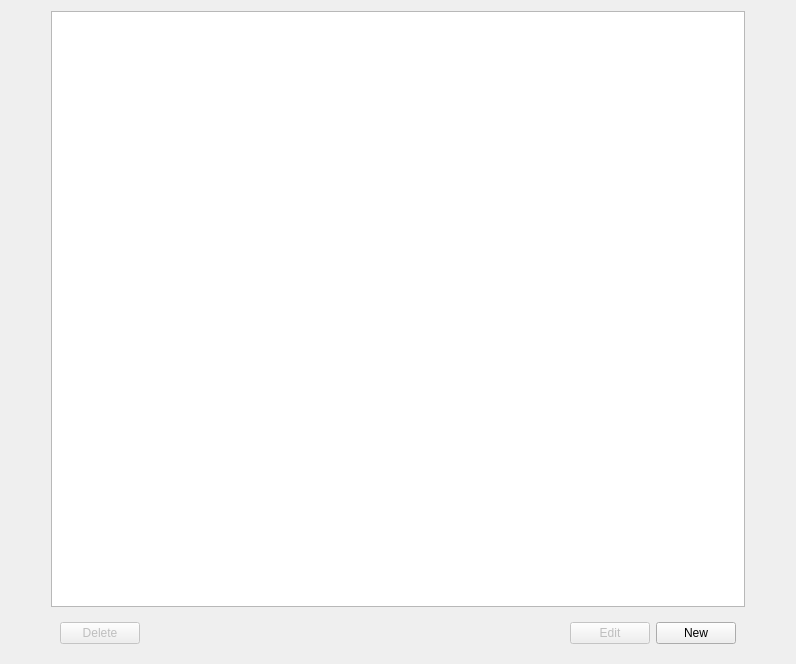
Qt form ui/scenes_view.ui (zkovari/plotlyst) before a commit.
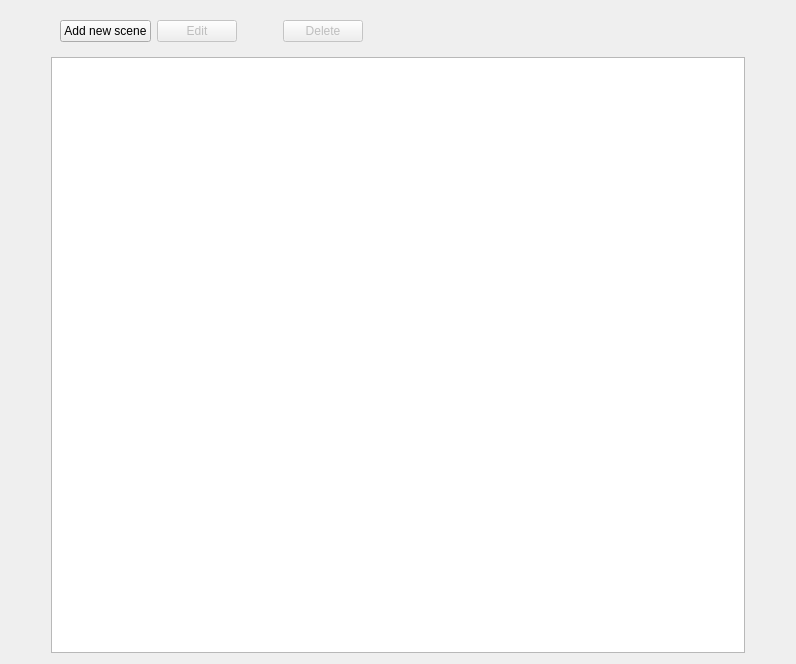
The same form after that commit.

```diff
--- a/ui/scenes_view.ui
+++ b/ui/scenes_view.ui
@@ -14,7 +14,7 @@
    <string>Form</string>
   </property>
   <layout class="QGridLayout" name="gridLayout">
-   <item row="0" column="0">
+   <item row="1" column="0">
     <spacer name="horizontalSpacer_2">
      <property name="orientation">
       <enum>Qt::Horizontal</enum>
@@ -30,77 +30,23 @@
      </property>
     </spacer>
    </item>
+   <item row="1" column="2">
+    <spacer name="horizontalSpacer_3">
+     <property name="orientation">
+      <enum>Qt::Horizontal</enum>
+     </property>
+     <property name="sizeType">
+      <enum>QSizePolicy::Preferred</enum>
+     </property>
+     <property name="sizeHint" stdset="0">
+      <size>
+       <width>40</width>
+       <height>20</height>
+      </size>
+     </property>
+    </spacer>
+   </item>
    <item row="1" column="1">
-    <widget class="QWidget" name="widget" native="true">
-     <layout class="QHBoxLayout" name="horizontalLayout">
-      <item>
-       <widget class="QPushButton" name="btnDelete">
-        <property name="enabled">
-         <bool>false</bool>
-        </property>
-        <property name="maximumSize">
-         <size>
-          <width>130</width>
-          <height>16777215</height>
-         </size>
-        </property>
-        <property name="text">
-         <string>Delete</string>
-        </property>
-       </widget>
-      </item>
-      <item>
-       <spacer name="horizontalSpacer">
-        <property name="orientation">
-         <enum>Qt::Horizontal</enum>
-        </property>
-        <property name="sizeHint" stdset="0">
-         <size>
-          <width>40</width>
-          <height>20</height>
-         </size>
-        </property>
-       </spacer>
-      </item>
-      <item>
-       <widget class="QPushButton" name="btnEdit">
-        <property name="enabled">
-         <bool>false</bool>
-        </property>
-        <property name="maximumSize">
-         <size>
-          <width>130</width>
-          <height>16777215</height>
-         </size>
-        </property>
-        <property name="text">
-         <string>Edit</string>
-        </property>
-        <property name="shortcut">
-         <string>E</string>
-        </property>
-       </widget>
-      </item>
-      <item>
-       <widget class="QPushButton" name="btnNew">
-        <property name="maximumSize">
-         <size>
-          <width>130</width>
-          <height>16777215</height>
-         </size>
-        </property>
-        <property name="text">
-         <string>New</string>
-        </property>
-        <property name="shortcut">
-         <string>Ctrl+N</string>
-        </property>
-       </widget>
-      </item>
-     </layout>
-    </widget>
-   </item>
-   <item row="0" column="1">
     <widget class="QTableView" name="tblScenes">
      <property name="dragEnabled">
       <bool>true</bool>
@@ -115,7 +61,7 @@
       <enum>Qt::MoveAction</enum>
      </property>
      <property name="alternatingRowColors">
-      <bool>true</bool>
+      <bool>false</bool>
      </property>
      <property name="selectionMode">
       <enum>QAbstractItemView::SingleSelection</enum>
@@ -133,7 +79,7 @@
       <bool>false</bool>
      </property>
      <property name="sortingEnabled">
-      <bool>true</bool>
+      <bool>false</bool>
      </property>
      <property name="wordWrap">
       <bool>false</bool>
@@ -152,21 +98,91 @@
      </attribute>
     </widget>
    </item>
-   <item row="0" column="2">
-    <spacer name="horizontalSpacer_3">
-     <property name="orientation">
-      <enum>Qt::Horizontal</enum>
-     </property>
-     <property name="sizeType">
-      <enum>QSizePolicy::Preferred</enum>
-     </property>
-     <property name="sizeHint" stdset="0">
-      <size>
-       <width>40</width>
-       <height>20</height>
-      </size>
-     </property>
-    </spacer>
+   <item row="0" column="1">
+    <widget class="QWidget" name="widget" native="true">
+     <layout class="QHBoxLayout" name="horizontalLayout">
+      <item>
+       <widget class="QPushButton" name="btnNew">
+        <property name="maximumSize">
+         <size>
+          <width>130</width>
+          <height>16777215</height>
+         </size>
+        </property>
+        <property name="text">
+         <string>Add new scene</string>
+        </property>
+        <property name="shortcut">
+         <string>Ctrl+N</string>
+        </property>
+       </widget>
+      </item>
+      <item>
+       <widget class="QPushButton" name="btnEdit">
+        <property name="enabled">
+         <bool>false</bool>
+        </property>
+        <property name="maximumSize">
+         <size>
+          <width>130</width>
+          <height>16777215</height>
+         </size>
+        </property>
+        <property name="text">
+         <string>Edit</string>
+        </property>
+        <property name="shortcut">
+         <string>E</string>
+        </property>
+       </widget>
+      </item>
+      <item>
+       <spacer name="horizontalSpacer_4">
+        <property name="orientation">
+         <enum>Qt::Horizontal</enum>
+        </property>
+        <property name="sizeType">
+         <enum>QSizePolicy::Preferred</enum>
+        </property>
+        <property name="sizeHint" stdset="0">
+         <size>
+          <width>40</width>
+          <height>20</height>
+         </size>
+        </property>
+       </spacer>
+      </item>
+      <item>
+       <widget class="QPushButton" name="btnDelete">
+        <property name="enabled">
+         <bool>false</bool>
+        </property>
+        <property name="maximumSize">
+         <size>
+          <width>130</width>
+          <height>16777215</height>
+         </size>
+        </property>
+        <property name="text">
+         <string>Delete</string>
+        </property>
+       </widget>
+      </item>
+      <item>
+       <spacer name="horizontalSpacer">
+        <property name="orientation">
+         <enum>Qt::Horizontal</enum>
+        </property>
+        <property name="sizeHint" stdset="0">
+         <size>
+          <width>40</width>
+          <height>20</height>
+         </size>
+        </property>
+       </spacer>
+      </item>
+     </layout>
+    </widget>
    </item>
   </layout>
  </widget>
```
